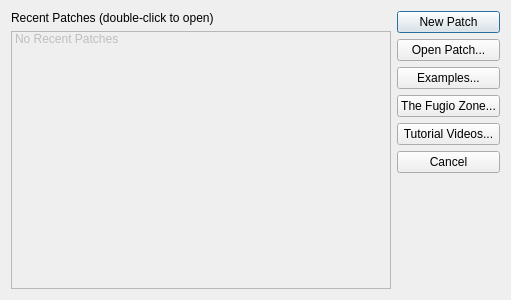
bigfug/Fugio, file FugioApp/patchpromptdialog.ui: the form before one commit.
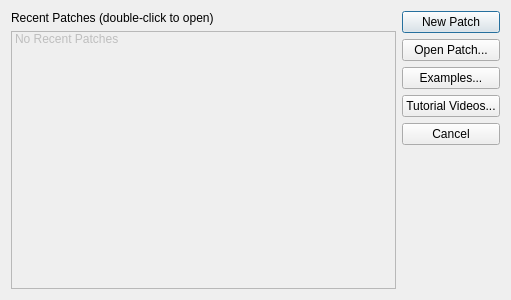
The form after the commit.

What changed in the file:
```diff
--- a/FugioApp/patchpromptdialog.ui
+++ b/FugioApp/patchpromptdialog.ui
@@ -60,13 +60,6 @@
        </property>
       </widget>
      </item>
-     <item>
-      <widget class="QPushButton" name="mButtonTheFugioZone">
-       <property name="text">
-        <string>The Fugio Zone...</string>
-       </property>
-      </widget>
-     </item>
      <item>
       <widget class="QPushButton" name="mButtonTutorialVideos">
        <property name="text">
```
